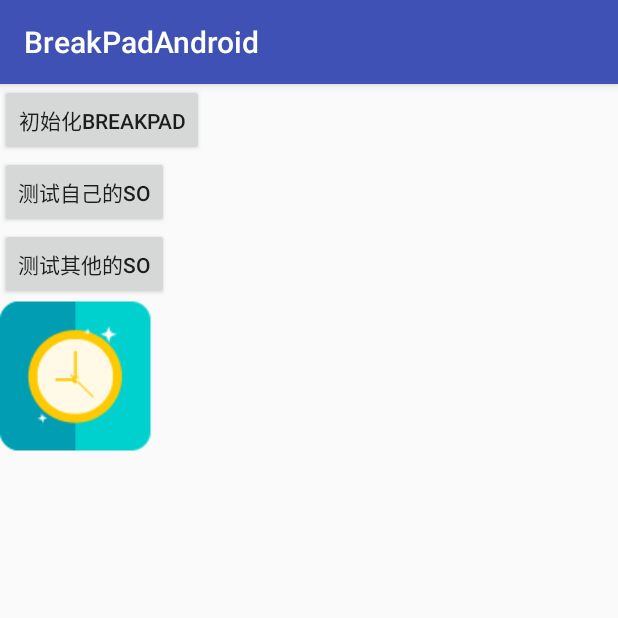
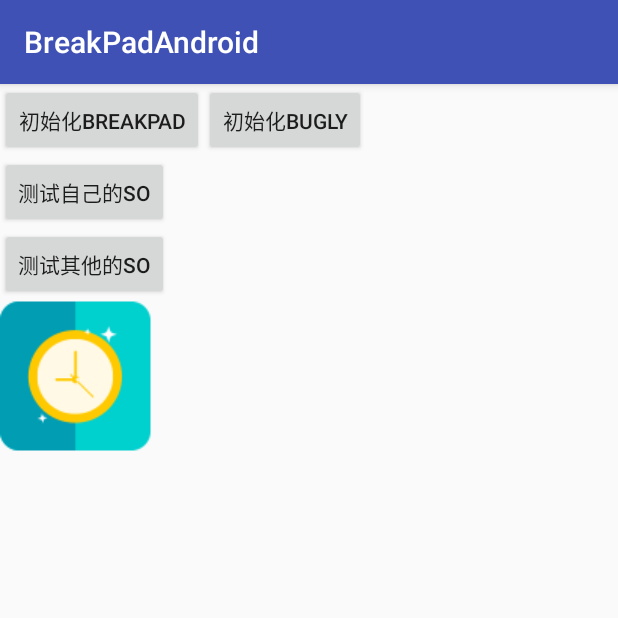
Before and after one commit to lyqaiym/breakpad, an Android app: the screen it shows after launch (MainActivity), on a phone screen of 412 x 824 dp, the top half of it. Run offline under Robolectric (Android 15) with nearby library versions, the phone set to English and light mode, and no system bars; libraries missing offline, so code that uses them is left out: com.tencent.bugly.

Commit message:
初始化bugly

```diff
--- a/app/src/main/java/com/breakpad/android/BaseApplication.java
+++ b/app/src/main/java/com/breakpad/android/BaseApplication.java
@@ -1,14 +1,11 @@
 package com.breakpad.android;
 
 import android.app.Application;
-
-import com.tencent.bugly.crashreport.CrashReport;
 
 public class BaseApplication extends Application {
 
     @Override
     public void onCreate() {
         super.onCreate();
-//        CrashReport.initCrashReport(getApplicationContext(), "", true);
     }
 }
--- a/app/src/main/java/com/breakpad/android/MainActivity.java
+++ b/app/src/main/java/com/breakpad/android/MainActivity.java
@@ -2,6 +2,7 @@ package com.breakpad.android;
 
 import android.Manifest;
 import android.content.pm.PackageManager;
+import android.os.Build;
 import android.os.Environment;
 import android.support.v7.app.AppCompatActivity;
 import android.os.Bundle;
@@ -13,6 +14,7 @@ import android.widget.Toast;
 
 import com.breakpad.nativecreash.NativeCrash;
 import com.netease.LDNetDiagnoService.LDNetTraceRoute;
+import com.tencent.bugly.crashreport.CrashReport;
 
 import java.io.File;
 
@@ -23,11 +25,13 @@ public class MainActivity extends AppCompatActivity {
     protected void onCreate(Bundle savedInstanceState) {
         super.onCreate(savedInstanceState);
         setContentView(R.layout.activity_main);
-        int check = checkPermission(Manifest.permission.WRITE_EXTERNAL_STORAGE, android.os.Process.myPid(),
-                android.os.Process.myUid());
-        if (check != PackageManager.PERMISSION_GRANTED) {
-            String[] permissions = {Manifest.permission.WRITE_EXTERNAL_STORAGE};
-            requestPermissions(permissions, 100);
+        if (Build.VERSION.SDK_INT >= Build.VERSION_CODES.M) {
+            int check = checkPermission(Manifest.permission.WRITE_EXTERNAL_STORAGE, android.os.Process.myPid(),
+                    android.os.Process.myUid());
+            if (check != PackageManager.PERMISSION_GRANTED) {
+                String[] permissions = {Manifest.permission.WRITE_EXTERNAL_STORAGE};
+                requestPermissions(permissions, 100);
+            }
         }
         Button bt_crash_init = (Button) findViewById(R.id.bt_crash_init);
         bt_crash_init.setOnClickListener(new View.OnClickListener() {
@@ -49,7 +53,13 @@ public class MainActivity extends AppCompatActivity {
                 Toast.makeText(MainActivity.this, init ? "初始化成功" : "初始化失败", Toast.LENGTH_SHORT).show();
             }
         });
-
+        Button bt_bugly_init = (Button) findViewById(R.id.bt_bugly_init);
+        bt_bugly_init.setOnClickListener(new View.OnClickListener() {
+            @Override
+            public void onClick(View v) {
+                CrashReport.initCrashReport(getApplicationContext(), "", true);
+            }
+        });
         Button tv = (Button) findViewById(R.id.bt_self_other);
         tv.setOnClickListener(new View.OnClickListener() {
             @Override
@@ -73,6 +83,4 @@ public class MainActivity extends AppCompatActivity {
             }
         });
     }
-
-
 }
--- a/app/src/main/res/layout/activity_main.xml
+++ b/app/src/main/res/layout/activity_main.xml
@@ -10,6 +10,13 @@
         android:layout_width="wrap_content"
         android:layout_height="wrap_content"
         android:text="初始化breakpad" />
+
+    <Button
+        android:id="@+id/bt_bugly_init"
+        android:layout_width="wrap_content"
+        android:layout_height="wrap_content"
+        android:layout_toRightOf="@id/bt_crash_init"
+        android:text="初始化bugly" />
 
     <Button
         android:id="@+id/bt_self_other"
```
